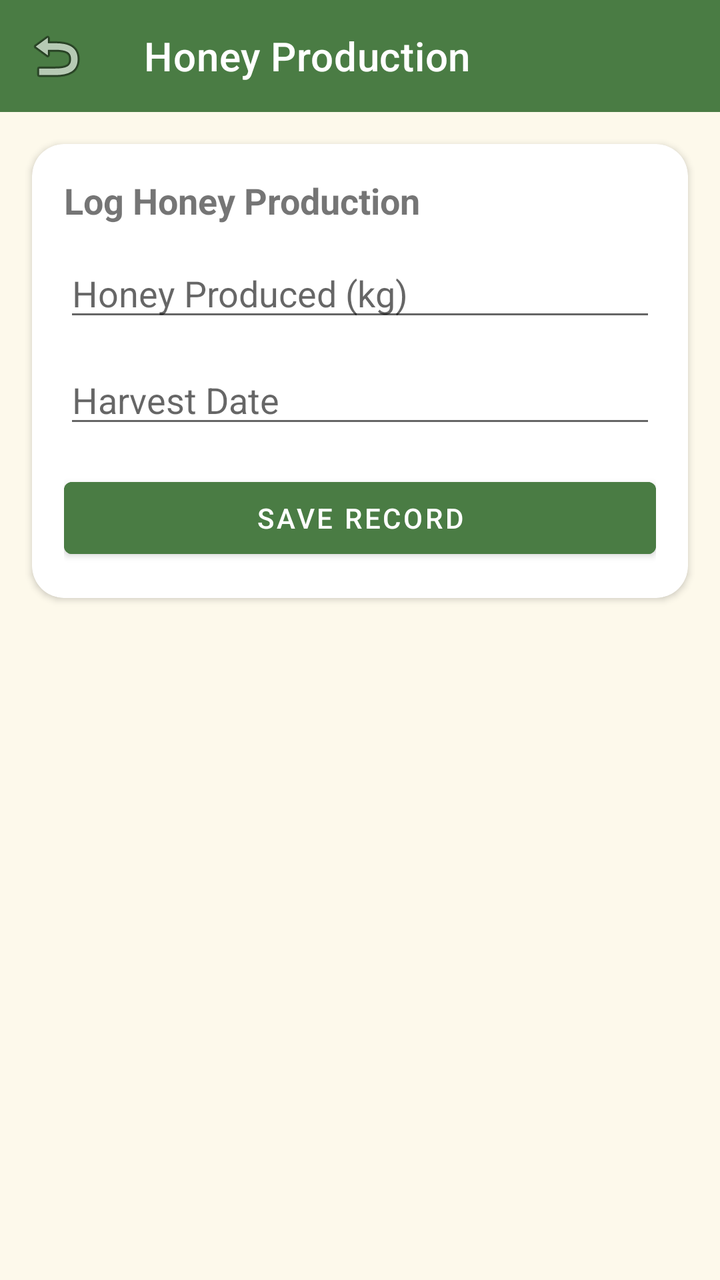
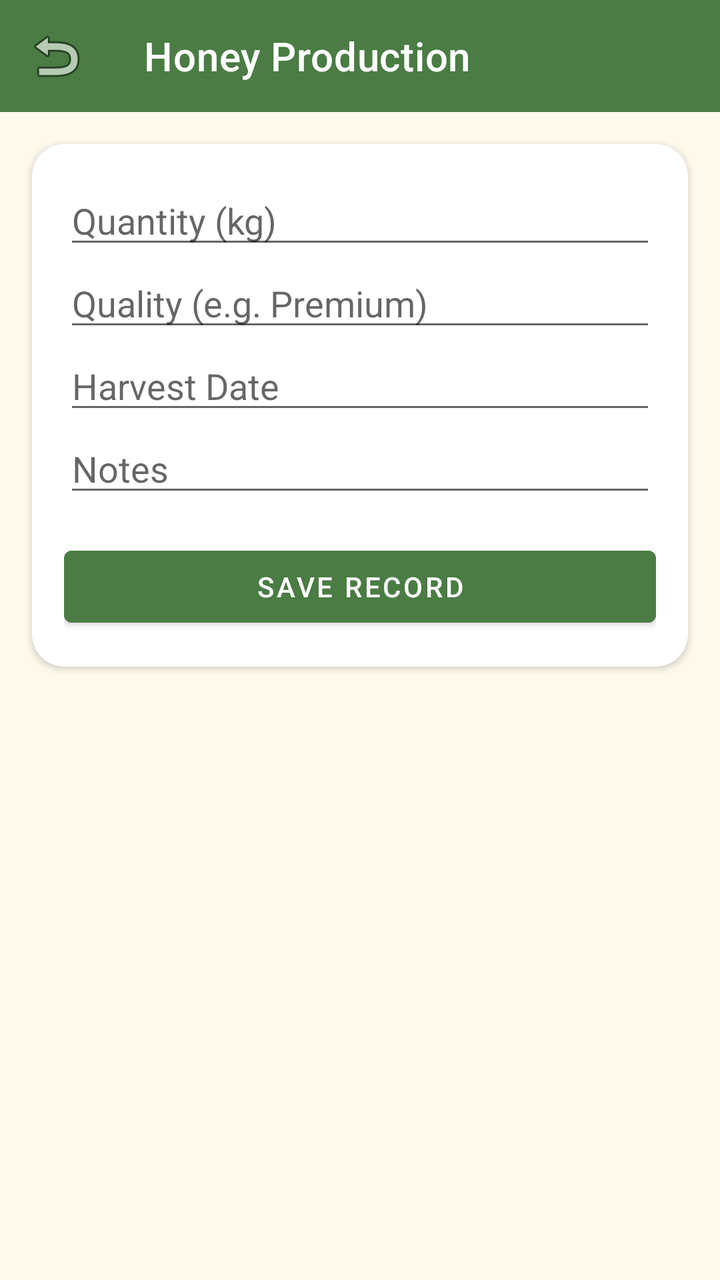

Compare the two renders of this Android layout. The source of the first and the diff that turns it into the second are given below.
<!-- AndroidManifest.xml: application theme Theme.MadhuSiri -->
<!-- res/layout/activity_honey_production.xml -->
<?xml version="1.0" encoding="utf-8"?>
<androidx.coordinatorlayout.widget.CoordinatorLayout xmlns:android="http://schemas.android.com/apk/res/android"
    xmlns:app="http://schemas.android.com/apk/res-auto"
    android:layout_width="match_parent"
    android:layout_height="match_parent"
    android:background="@color/background_cream">

    <LinearLayout
        android:layout_width="match_parent"
        android:layout_height="match_parent"
        android:orientation="vertical">

        <androidx.appcompat.widget.Toolbar
            android:id="@+id/toolbar"
            android:layout_width="match_parent"
            android:layout_height="?attr/actionBarSize"
            android:background="@color/primary_green"
            app:title="Honey Production"
            app:titleTextColor="@color/white"
            app:navigationIcon="@android:drawable/ic_menu_revert"/>

        <androidx.cardview.widget.CardView
            android:layout_width="match_parent"
            android:layout_height="wrap_content"
            android:layout_margin="16dp"
            app:cardCornerRadius="16dp">
            <LinearLayout
                android:layout_width="match_parent"
                android:layout_height="wrap_content"
                android:orientation="vertical"
                android:padding="16dp">

                <TextView
                    android:layout_width="wrap_content"
                    android:layout_height="wrap_content"
                    android:text="Log Honey Production"
                    android:textStyle="bold"
                    android:textSize="18sp"
                    android:layout_marginBottom="12dp"/>

                <EditText
                    android:id="@+id/etHoneyYield"
                    android:layout_width="match_parent"
                    android:layout_height="wrap_content"
                    android:hint="Honey Produced (kg)"
                    android:inputType="numberDecimal"
                    android:layout_marginBottom="12dp"/>

                <EditText
                    android:id="@+id/etHarvestDate"
                    android:layout_width="match_parent"
                    android:layout_height="wrap_content"
                    android:hint="Harvest Date"
                    android:focusable="false"
                    android:clickable="true"
                    android:layout_marginBottom="16dp"/>

                <Button
                    android:id="@+id/btnSaveProduction"
                    android:layout_width="match_parent"
                    android:layout_height="wrap_content"
                    android:text="Save Record"
                    android:backgroundTint="@color/button_green"
                    android:textColor="@color/white"/>
            </LinearLayout>
        </androidx.cardview.widget.CardView>

        <androidx.recyclerview.widget.RecyclerView
            android:id="@+id/rvProductionHistory"
            android:layout_width="match_parent"
            android:layout_height="match_parent"
            android:paddingHorizontal="16dp"
            android:clipToPadding="false"/>

    </LinearLayout>

</androidx.coordinatorlayout.widget.CoordinatorLayout>
<!-- resources referenced by this layout -->
<resources>
  <color name="background_cream">#FDF9EB</color>
  <color name="button_green">#4A7C44</color>
  <color name="primary_green">#4A7C44</color>
  <color name="white">#FFFFFFFF</color>
  <style name="Theme.MadhuSiri" parent="Theme.MaterialComponents.Light.NoActionBar">
          
          <item name="colorPrimary">@color/primary_green</item>
          <item name="colorPrimaryVariant">@color/primary_dark</item>
          <item name="colorOnPrimary">@color/white</item>
          
          <item name="colorSecondary">@color/honey_yellow</item>
          <item name="colorSecondaryVariant">@color/honey_orange</item>
          <item name="colorOnSecondary">@color/black</item>
          
          <item name="android:statusBarColor">@color/primary_dark</item>
          
          <item name="android:windowBackground">@color/background_cream</item>
  
          <item name="cardViewStyle">@style/CustomCardView</item>
      </style>
  <color name="primary_dark">#2E4B28</color>
  <color name="honey_yellow">#FFC107</color>
  <color name="honey_orange">#FF9800</color>
  <color name="black">#FF000000</color>
  <style name="CustomCardView" parent="Widget.MaterialComponents.CardView">
          <item name="cardCornerRadius">16dp</item>
          <item name="cardElevation">2dp</item>
          <item name="cardBackgroundColor">@color/card_bg</item>
      </style>
  <color name="card_bg">#FFFFFF</color>
</resources>

<!-- the commit's change to res/layout/activity_honey_production.xml (unified diff, before → after) -->
@@ -30,21 +30,19 @@
                 android:orientation="vertical"
                 android:padding="16dp">
 
-                <TextView
-                    android:layout_width="wrap_content"
-                    android:layout_height="wrap_content"
-                    android:text="Log Honey Production"
-                    android:textStyle="bold"
-                    android:textSize="18sp"
-                    android:layout_marginBottom="12dp"/>
-
                 <EditText
                     android:id="@+id/etHoneyYield"
                     android:layout_width="match_parent"
                     android:layout_height="wrap_content"
-                    android:hint="Honey Produced (kg)"
-                    android:inputType="numberDecimal"
-                    android:layout_marginBottom="12dp"/>
+                    android:hint="Quantity (kg)"
+                    android:inputType="numberDecimal" />
+
+                <EditText
+                    android:id="@+id/etQuality"
+                    android:layout_width="match_parent"
+                    android:layout_height="wrap_content"
+                    android:hint="Quality (e.g. Premium)"
+                    android:inputType="text" />
 
                 <EditText
                     android:id="@+id/etHarvestDate"
@@ -52,13 +50,20 @@
                     android:layout_height="wrap_content"
                     android:hint="Harvest Date"
                     android:focusable="false"
-                    android:clickable="true"
-                    android:layout_marginBottom="16dp"/>
+                    android:clickable="true" />
+
+                <EditText
+                    android:id="@+id/etNotes"
+                    android:layout_width="match_parent"
+                    android:layout_height="wrap_content"
+                    android:hint="Notes"
+                    android:inputType="textMultiLine" />
 
                 <Button
                     android:id="@+id/btnSaveProduction"
                     android:layout_width="match_parent"
                     android:layout_height="wrap_content"
+                    android:layout_marginTop="16dp"
                     android:text="Save Record"
                     android:backgroundTint="@color/button_green"
                     android:textColor="@color/white"/>
